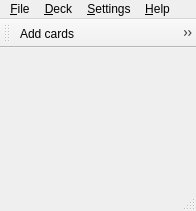
Before: the Qt Designer form mnemosyne/mnemosyne/pyqt_ui/main_window.ui in vasvlad/pomni, drawn with Qt 5.
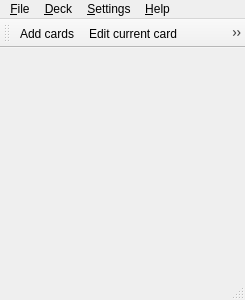
After: the same form once the commit is applied. Icons and pictures are not drawn.

The edit to the form file:
```diff
--- a/mnemosyne/mnemosyne/pyqt_ui/main_window.ui
+++ b/mnemosyne/mnemosyne/pyqt_ui/main_window.ui
@@ -1,12 +1,12 @@
 <ui version="4.0" >
  <class>MainWindow</class>
- <widget class="QMainWindow" name="MainWindow" >
-  <property name="geometry" >
+ <widget class="QMainWindow" name="MainWindow">
+  <property name="geometry">
    <rect>
     <x>0</x>
     <y>0</y>
-    <width>196</width>
-    <height>211</height>
+    <width>245</width>
+    <height>300</height>
    </rect>
   </property>
   <property name="sizePolicy" >
@@ -22,18 +22,18 @@
    <iconset resource="mnemosyne.qrc" >
     <normaloff>:/mnemosyne/pixmaps/mnemosyne.png</normaloff>:/mnemosyne/pixmaps/mnemosyne.png</iconset>
   </property>
-  <widget class="QWidget" name="centralwidget" />
-  <widget class="QMenuBar" name="menubar" >
-   <property name="geometry" >
+  <widget class="QWidget" name="centralwidget"/>
+  <widget class="QMenuBar" name="menubar">
+   <property name="geometry">
     <rect>
      <x>0</x>
      <y>0</y>
-     <width>196</width>
-     <height>25</height>
+     <width>245</width>
+     <height>24</height>
     </rect>
    </property>
-   <widget class="QMenu" name="menuFile" >
-    <property name="title" >
+   <widget class="QMenu" name="menuFile">
+    <property name="title">
      <string>&amp;File</string>
     </property>
     <addaction name="actionFileNew" />
@@ -46,8 +46,8 @@
     <addaction name="separator" />
     <addaction name="actionFileExit" />
    </widget>
-   <widget class="QMenu" name="menu_Deck" >
-    <property name="title" >
+   <widget class="QMenu" name="menu_Deck">
+    <property name="title">
      <string>&amp;Deck</string>
     </property>
     <addaction name="actionAddCards" />
@@ -61,16 +61,16 @@
     <addaction name="separator" />
     <addaction name="actionShowStatistics" />
    </widget>
-   <widget class="QMenu" name="menu_Settings" >
-    <property name="title" >
+   <widget class="QMenu" name="menu_Settings">
+    <property name="title">
      <string>&amp;Settings</string>
     </property>
     <addaction name="actionCardAppearance" />
     <addaction name="actionActivatePlugins" />
     <addaction name="actionConfiguration" />
    </widget>
-   <widget class="QMenu" name="menu_Help" >
-    <property name="title" >
+   <widget class="QMenu" name="menu_Help">
+    <property name="title">
      <string>&amp;Help</string>
     </property>
     <addaction name="actionGettingStarted" />
@@ -78,10 +78,10 @@
     <addaction name="separator" />
     <addaction name="actionHelpAbout" />
    </widget>
-   <addaction name="menuFile" />
-   <addaction name="menu_Deck" />
-   <addaction name="menu_Settings" />
-   <addaction name="menu_Help" />
+   <addaction name="menuFile"/>
+   <addaction name="menu_Deck"/>
+   <addaction name="menu_Settings"/>
+   <addaction name="menu_Help"/>
   </widget>
   <widget class="QStatusBar" name="statusbar" />
   <widget class="QToolBar" name="toolBar" >
@@ -100,11 +100,11 @@
    <attribute name="toolBarBreak" >
     <bool>false</bool>
    </attribute>
-   <addaction name="actionAddCards" />
-   <addaction name="actionEditCurrentCard" />
-   <addaction name="actionDeleteCurrentFact" />
-   <addaction name="actionEditDeck" />
-   <addaction name="actionShowStatistics" />
+   <addaction name="actionAddCards"/>
+   <addaction name="actionEditCurrentCard"/>
+   <addaction name="actionDeleteCurrentFact"/>
+   <addaction name="actionEditDeck"/>
+   <addaction name="actionShowStatistics"/>
   </widget>
   <action name="actionActivateCategories" >
    <property name="text" >
```
Left out of the diff: 271 changed lines with no effect on the pictures.
